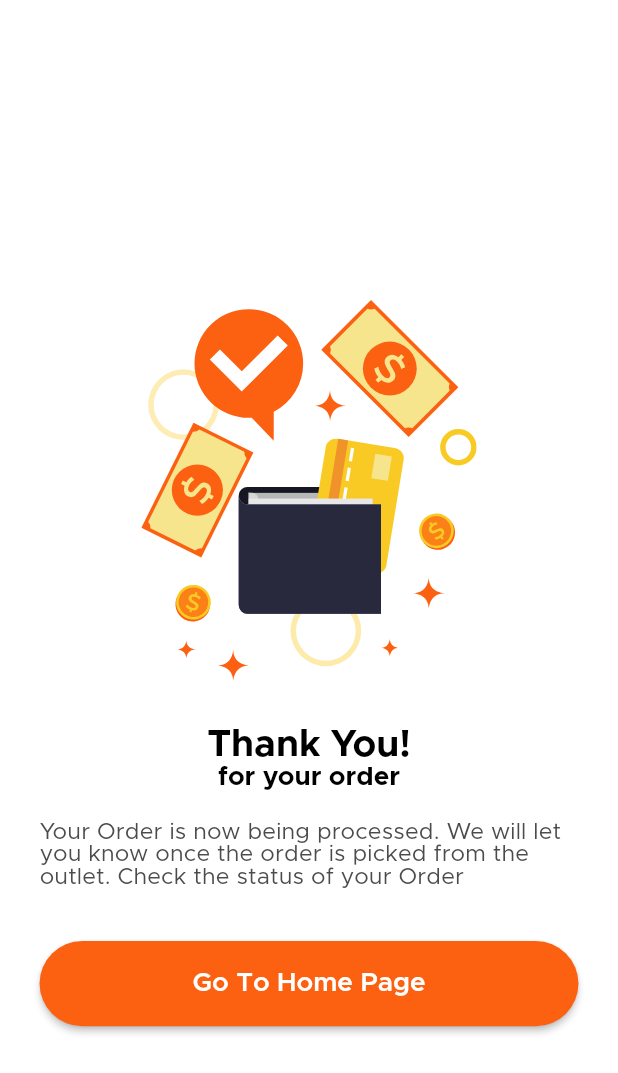
After one commit to zaynrix/Food-Meal-Monkey, a Flutter app: the SuccessOrderPage screen opened by its route, on a phone screen of 412 x 824 dp. The commit adds this screen. Shown: the top 1073 px of the screen. Run offline on Flutter 3.47's test engine with Material 2 defaults, Android fonts, the phone set to English and light mode, and no system bars; our stand-ins replace audioplayers, awesome_notifications, cached_network_image, cloud_firestore, equatable, firebase_auth and 20 more; missing offline and left inert: flutter_slider_indicator, flutter_stripe, record_mp3, voice_message_package; accounts and stored records are empty.

Commit message:
add success order screen

```diff
--- a/lib/core/controllers/cart_controller/cart_controller.dart
+++ b/lib/core/controllers/cart_controller/cart_controller.dart
@@ -6,6 +6,7 @@ import 'package:food_delivery_app/core/model/models.dart';
 import 'package:food_delivery_app/core/model/order_model.dart';
 import 'package:food_delivery_app/core/model/payment_card.dart';
 import 'package:food_delivery_app/routing/navigations.dart';
+import 'package:food_delivery_app/routing/router.dart';
 import 'package:food_delivery_app/service_locator.dart';
 import 'package:food_delivery_app/utils/enums.dart';
 import 'package:food_delivery_app/utils/helper.dart';
@@ -297,7 +298,7 @@ class CartController extends ChangeNotifier {
         await deleteCollection("cartItems");
         cartItems = [];
         stopDialogLoading();
-        ServiceNavigation.serviceNavi.back();
+        ServiceNavigation.serviceNavi.pushNamedReplacement(RouteGenerator.successOrderScreen);
         Helpers.showSnackBar(
             message: "Order Added successfully", isSuccess: true);
       }
--- a/lib/resources/asset_manager.dart
+++ b/lib/resources/asset_manager.dart
@@ -19,8 +19,9 @@ class IconAssets {
 
 const String svgPath = 'assets/svg';
 
-class SvgAssets {
+ class SvgAssets {
   static const String splashSvg = '$svgPath/logos_jquery-mobile.svg';
+  static const String successOrder = '$svgPath/success_order.svg';
 }
 
 const String imagePath = 'assets/images';
--- a/lib/routing/router.dart
+++ b/lib/routing/router.dart
@@ -29,6 +29,7 @@ class RouteGenerator {
   static const String mostPopularPage = '/mostPopularPage';
   static const String popularRestaurantScreen = '/popularRestaurantScreen';
   static const String changeLocationScreen = '/changeLocationScreen';
+  static const String successOrderScreen = '/successOrderScreen';
 
   RouteGenerator._();
 }
--- a/lib/routing/routes.dart
+++ b/lib/routing/routes.dart
@@ -74,7 +74,9 @@ class RoutsGenerate {
                   child: OrdersPage(),
                 ));
       case RouteGenerator.checkoutPage:
-        return MaterialPageRoute(builder: (_) => ChangeNotifierProvider.value(value: sl<LocationController>(),child: CheckoutPage()));
+        return MaterialPageRoute(
+            builder: (_) => ChangeNotifierProvider.value(
+                value: sl<LocationController>(), child: CheckoutPage()));
 
       case RouteGenerator.orderDetailsPage:
         return MaterialPageRoute(
@@ -86,10 +88,11 @@ class RoutsGenerate {
       case RouteGenerator.popularRestaurantScreen:
         return MaterialPageRoute(builder: (_) => PopularRestaurantScreen());
       case RouteGenerator.changeLocationScreen:
-        return MaterialPageRoute(builder: (_) => ChangeNotifierProvider.value(
-          value: sl<LocationController>(),
-            child: ChangeLocationPage()));
-
+        return MaterialPageRoute(
+            builder: (_) => ChangeNotifierProvider.value(
+                value: sl<LocationController>(), child: ChangeLocationPage()));
+      case RouteGenerator.successOrderScreen:
+        return MaterialPageRoute(builder: (_) => SuccessOrderPage());
       default:
         throw const FormatException("Route not found");
     }
--- /dev/null
+++ b/lib/ui/pages/entry/cart_page/success_order_paeg.dart
@@ -0,0 +1,32 @@
+part of pages;
+
+class SuccessOrderPage extends StatelessWidget {
+  const SuccessOrderPage({Key? key}) : super(key: key);
+
+  @override
+  Widget build(BuildContext context) {
+    final TextTheme textTheme = Theme.of(context).textTheme;
+    return Scaffold(
+      body: Padding(
+        padding: AppPadding.p24.paddingHorizontal,
+        child: Column(
+          children: [
+            AppSize.s200.addVerticalSpace,
+            SvgPicture.asset(SvgAssets.successOrder),
+            AppSize.s30.addVerticalSpace,
+            Text("Thank You!" , style: textTheme.displaySmall!.copyWith(fontWeight: FontWeight.bold  , fontSize: 25),),
+            Text("for your order" , style: textTheme.titleMedium,),
+            AppSize.s20.addVerticalSpace,
+            Text("Your Order is now being processed. We will let you know once the order is picked from the outlet. Check the status of your Order",
+            style: textTheme.titleSmall!.copyWith(fontWeight: FontWeight.normal),),
+            AppSize.s35.addVerticalSpace,
+            CustomButton(text: "Go To Home Page", onPress: (){
+              ServiceNavigation.serviceNavi.pushNamedReplacement(RouteGenerator.mainPage);
+            })
+
+          ],
+        ),
+      ),
+    );
+  }
+}
--- a/lib/ui/pages/pages.dart
+++ b/lib/ui/pages/pages.dart
@@ -75,3 +75,4 @@ part 'entry/more_pages/orders_page.dart';
 part 'entry/payment_pages/add_payment_page.dart';
 part 'entry/payment_pages/payment_details.dart';
 part 'entry/location_pages/change_location_page.dart';
+part 'entry/cart_page/success_order_paeg.dart';
--- a/pubspec.yaml
+++ b/pubspec.yaml
@@ -81,6 +81,7 @@ flutter:
     - .env
     - assets/json_animation/
     - assets/json/
+    - assets/svg/
   fonts:
     - family: Metropolis
       fonts:
```
Also changed, not shown: assets/svg/success_order.svg (added).
